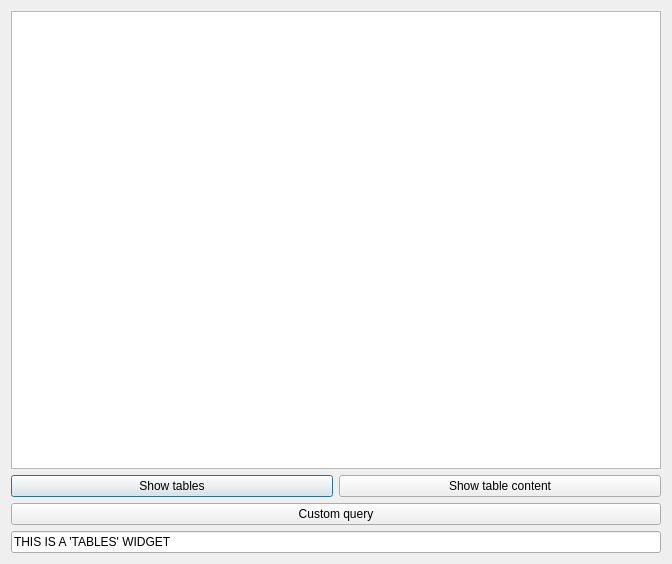
Qt form tables.ui (TiReks33/adb-explorer) before a commit.
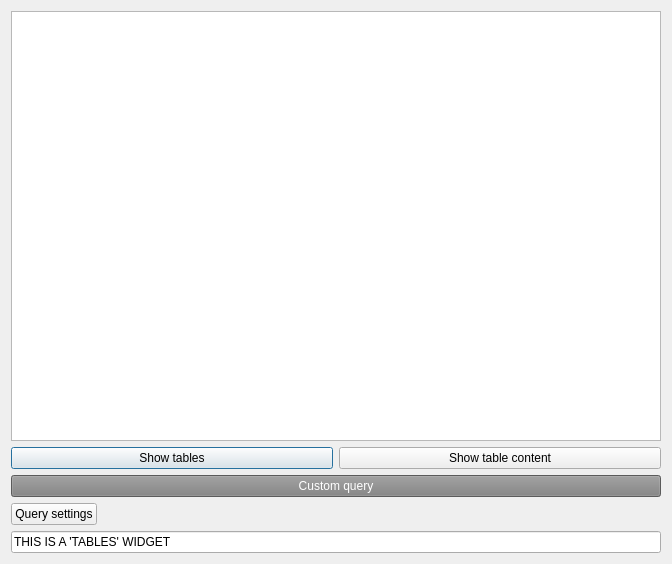
The same form after that commit.

Patch:
```diff
--- a/tables.ui
+++ b/tables.ui
@@ -40,11 +40,47 @@
    </item>
    <item>
     <widget class="QPushButton" name="Custom_Query_Button">
+     <property name="styleSheet">
+      <string notr="true">background: gray; color: white;</string>
+     </property>
      <property name="text">
       <string>Custom query</string>
      </property>
     </widget>
    </item>
+   <item>
+    <layout class="QHBoxLayout" name="horizontalLayout_2">
+     <property name="leftMargin">
+      <number>0</number>
+     </property>
+     <property name="topMargin">
+      <number>0</number>
+     </property>
+     <property name="rightMargin">
+      <number>0</number>
+     </property>
+     <item>
+      <widget class="QPushButton" name="Query_settings">
+       <property name="text">
+        <string>Query settings</string>
+       </property>
+      </widget>
+     </item>
+     <item>
+      <spacer name="horizontalSpacer">
+       <property name="orientation">
+        <enum>Qt::Horizontal</enum>
+       </property>
+       <property name="sizeHint" stdset="0">
+        <size>
+         <width>40</width>
+         <height>20</height>
+        </size>
+       </property>
+      </spacer>
+     </item>
+    </layout>
+   </item>
    <item>
     <widget class="QLineEdit" name="statusLine">
      <property name="text">
```
Left out of the diff: 2 changed lines with no effect on the pictures.
